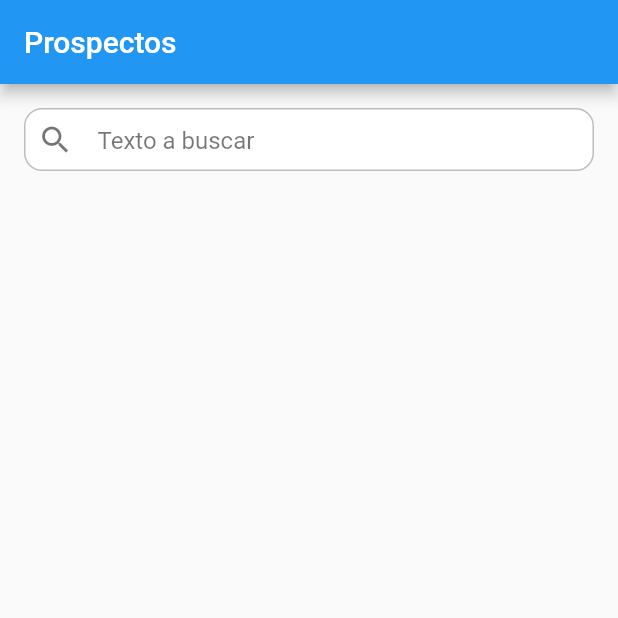
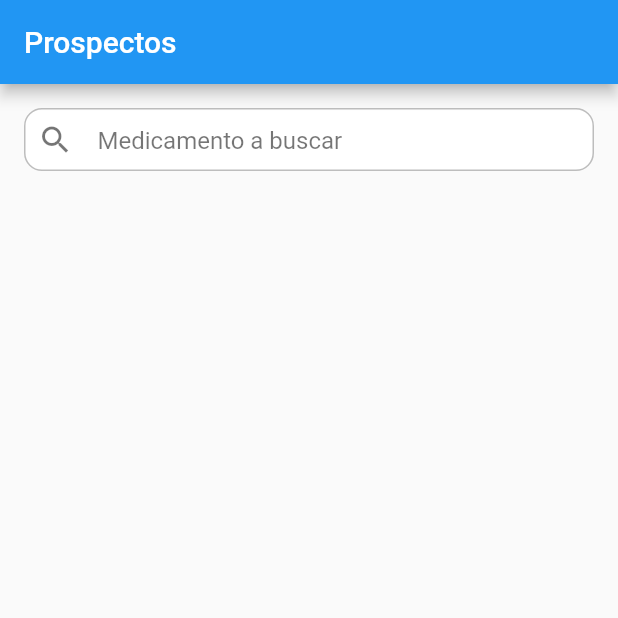
Before and after one commit to tban/Prospectos, a Flutter app: the screen it shows after launch, on a phone screen of 412 x 824 dp, the top half of it. Run offline on Flutter 3.47's test engine with Material 2 defaults, Android fonts, the phone set to English and light mode, and no system bars; our stand-ins replace dio, get.

```diff
--- a/lib/pages/home/home_controller.dart
+++ b/lib/pages/home/home_controller.dart
@@ -1,6 +1,7 @@
 import 'dart:async';
 import 'dart:ui';
 
+import 'package:flutter/material.dart';
 import 'package:get/get.dart';
 import 'package:prospectos/api/cimaapi.dart';
 import 'package:prospectos/models/apiresultbyname/resultado.dart';
@@ -59,6 +60,8 @@ class HomeController extends GetxController {
         forceWebView: true,
       );
     } else {
+      Get.snackbar("Aviso", "No es posible abrir la URL",
+          colorText: Colors.white, backgroundColor: Colors.red);
       throw 'No es posible abrir $url';
     }
   }
--- a/lib/pages/home/home_page.dart
+++ b/lib/pages/home/home_page.dart
@@ -37,7 +37,7 @@ class HomePage extends StatelessWidget {
 
   Widget buildSearch(HomeController _) => SearchWidget(
         text: _.query?.value ?? "",
-        hintText: 'Texto a buscar',
+        hintText: 'Medicamento a buscar',
         onChanged: _.searchItem,
       );
 
```
Also changed, not shown: pubspec.yaml (+10 -1 lines), assets/launcher/icon.png (added), pubspec.lock, 22 other files.
